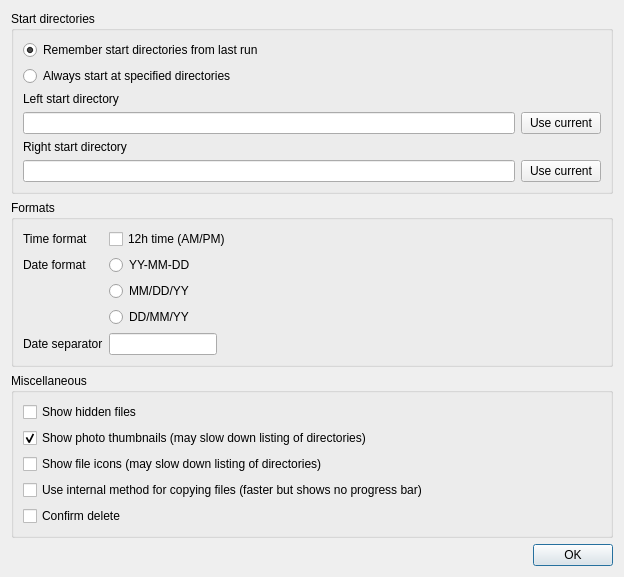
Old version of the form src/config.ui in the repository suncore/dflynav.
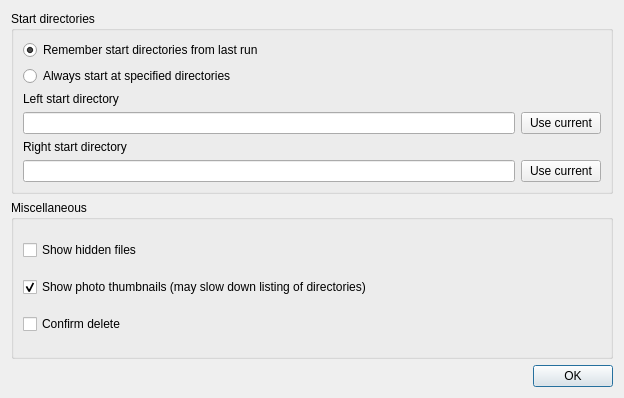
New version of the form.

Patch:
```diff
--- a/src/config.ui
+++ b/src/config.ui
@@ -7,76 +7,13 @@
     <x>0</x>
     <y>0</y>
     <width>624</width>
-    <height>515</height>
+    <height>398</height>
    </rect>
   </property>
   <property name="windowTitle">
    <string>Configuration</string>
   </property>
   <layout class="QGridLayout" name="gridLayout">
-   <item row="4" column="0">
-    <widget class="QDialogButtonBox" name="buttonBox">
-     <property name="orientation">
-      <enum>Qt::Horizontal</enum>
-     </property>
-     <property name="standardButtons">
-      <set>QDialogButtonBox::Ok</set>
-     </property>
-    </widget>
-   </item>
-   <item row="2" column="0">
-    <widget class="QGroupBox" name="groupBox_2">
-     <property name="title">
-      <string>Miscellaneous</string>
-     </property>
-     <layout class="QGridLayout" name="gridLayout_3">
-      <item row="0" column="0">
-       <widget class="QCheckBox" name="showHidden">
-        <property name="text">
-         <string>Show hidden files</string>
-        </property>
-        <property name="tristate">
-         <bool>false</bool>
-        </property>
-       </widget>
-      </item>
-      <item row="1" column="0">
-       <widget class="QCheckBox" name="showThumbs">
-        <property name="text">
-         <string>Show photo thumbnails (may slow down listing of directories)</string>
-        </property>
-        <property name="checked">
-         <bool>true</bool>
-        </property>
-        <property name="tristate">
-         <bool>false</bool>
-        </property>
-       </widget>
-      </item>
-      <item row="2" column="0">
-       <widget class="QCheckBox" name="showIcons">
-        <property name="text">
-         <string>Show file icons (may slow down listing of directories)</string>
-        </property>
-       </widget>
-      </item>
-      <item row="3" column="0">
-       <widget class="QCheckBox" name="useInternalFileCopy">
-        <property name="text">
-         <string>Use internal method for copying files (faster but shows no progress bar)</string>
-        </property>
-       </widget>
-      </item>
-      <item row="4" column="0">
-       <widget class="QCheckBox" name="confirmDelete">
-        <property name="text">
-         <string>Confirm delete</string>
-        </property>
-       </widget>
-      </item>
-     </layout>
-    </widget>
-   </item>
    <item row="0" column="0">
     <widget class="QGroupBox" name="groupBox">
      <property name="title">
@@ -137,87 +74,49 @@
      </layout>
     </widget>
    </item>
+   <item row="3" column="0">
+    <widget class="QDialogButtonBox" name="buttonBox">
+     <property name="orientation">
+      <enum>Qt::Horizontal</enum>
+     </property>
+     <property name="standardButtons">
+      <set>QDialogButtonBox::Ok</set>
+     </property>
+    </widget>
+   </item>
    <item row="1" column="0">
-    <widget class="QGroupBox" name="groupBox_3">
+    <widget class="QGroupBox" name="groupBox_2">
      <property name="title">
-      <string>Formats</string>
+      <string>Miscellaneous</string>
      </property>
-     <layout class="QGridLayout" name="gridLayout_4">
-      <item row="4" column="0">
-       <widget class="QLabel" name="label_3">
+     <layout class="QGridLayout" name="gridLayout_3">
+      <item row="0" column="0">
+       <widget class="QCheckBox" name="showHidden">
         <property name="text">
-         <string>Date format</string>
+         <string>Show hidden files</string>
         </property>
-       </widget>
-      </item>
-      <item row="7" column="1">
-       <widget class="QRadioButton" name="date_ddmmyy">
-        <property name="text">
-         <string>DD/MM/YY</string>
-        </property>
-       </widget>
-      </item>
-      <item row="5" column="1">
-       <widget class="QRadioButton" name="date_mmddyy">
-        <property name="text">
-         <string>MM/DD/YY</string>
-        </property>
-       </widget>
-      </item>
-      <item row="2" column="1">
-       <widget class="QCheckBox" name="time12h">
-        <property name="text">
-         <string>12h time (AM/PM)</string>
+        <property name="tristate">
+         <bool>false</bool>
         </property>
        </widget>
       </item>
       <item row="2" column="0">
-       <widget class="QLabel" name="label_4">
+       <widget class="QCheckBox" name="confirmDelete">
         <property name="text">
-         <string>Time format</string>
+         <string>Confirm delete</string>
         </property>
        </widget>
       </item>
-      <item row="4" column="1">
-       <widget class="QRadioButton" name="date_yymmdd">
+      <item row="1" column="0">
+       <widget class="QCheckBox" name="showThumbs">
         <property name="text">
-         <string>YY-MM-DD</string>
+         <string>Show photo thumbnails (may slow down listing of directories)</string>
         </property>
-       </widget>
-      </item>
-      <item row="11" column="1">
-       <widget class="QLineEdit" name="date_sep">
-        <property name="sizePolicy">
-         <sizepolicy hsizetype="Fixed" vsizetype="Fixed">
-          <horstretch>0</horstretch>
-          <verstretch>0</verstretch>
-         </sizepolicy>
+        <property name="checked">
+         <bool>true</bool>
         </property>
-        <property name="minimumSize">
-         <size>
-          <width>1</width>
-          <height>0</height>
-         </size>
-        </property>
-       </widget>
-      </item>
-      <item row="11" column="0">
-       <widget class="QLabel" name="label_5">
-        <property name="text">
-         <string>Date separator</string>
-        </property>
-       </widget>
-      </item>
-      <item row="5" column="2">
-       <widget class="QLabel" name="label_6">
-        <property name="sizePolicy">
-         <sizepolicy hsizetype="Expanding" vsizetype="Preferred">
-          <horstretch>0</horstretch>
-          <verstretch>0</verstretch>
-         </sizepolicy>
-        </property>
-        <property name="text">
-         <string> </string>
+        <property name="tristate">
+         <bool>false</bool>
         </property>
        </widget>
       </item>
```
